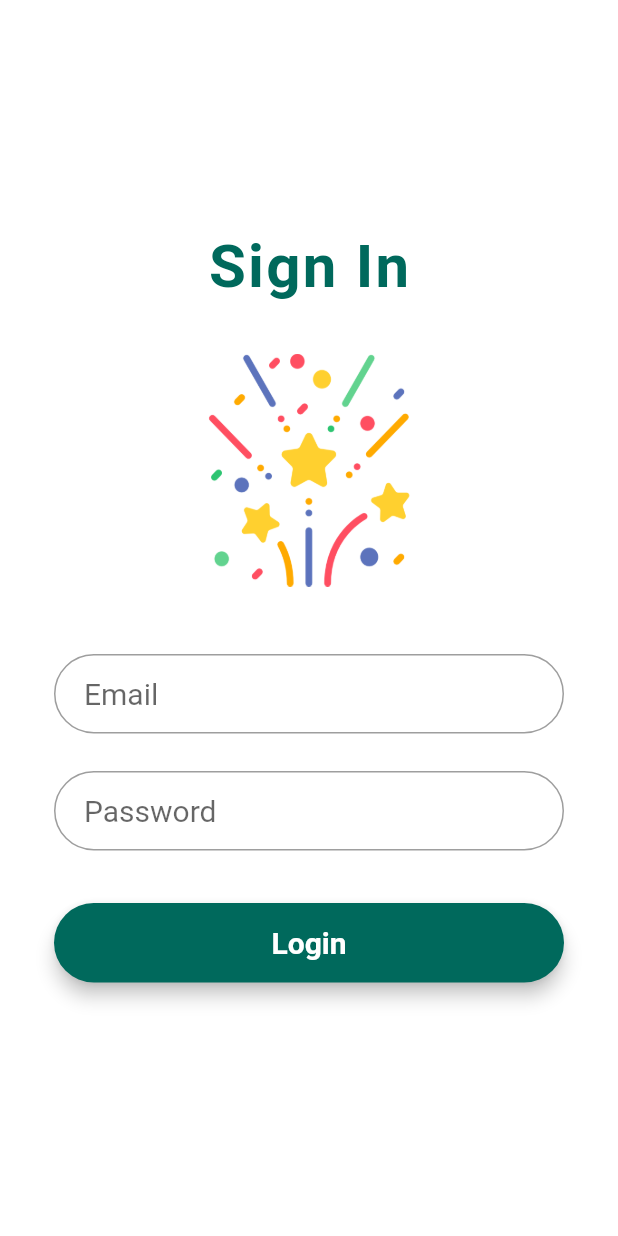
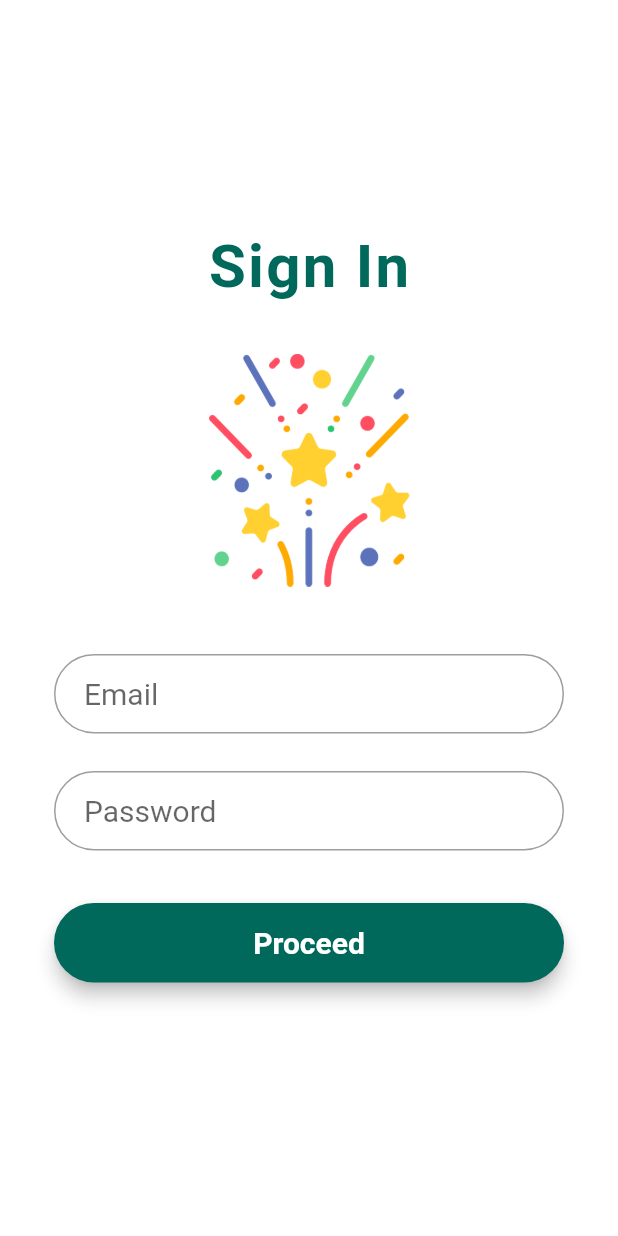
Before and after one commit to ogaroh/hotel_transylvania, a Flutter app: the LoginPage screen opened directly, on a phone screen of 412 x 824 dp. Run offline on Flutter 3.47's test engine with Material 2 defaults, Android fonts, the phone set to English and light mode, and no system bars; our stand-ins replace flutter_icons, google_fonts; Roboto replaces fonts that are missing (Montserrat).

Commit message:
login button text

```diff
--- a/lib/views/auth/login.dart
+++ b/lib/views/auth/login.dart
@@ -39,7 +39,7 @@ class _LoginPageState extends State<LoginPage> {
         padding: EdgeInsets.fromLTRB(20.0, 15.0, 20.0, 15.0),
         onPressed: () => Navigator.push(
             context, MaterialPageRoute(builder: (_) => HomeScreen())),
-        child: Text("Login",
+        child: Text("Proceed",
             textAlign: TextAlign.center,
             style: style.copyWith(
                 color: Colors.white, fontWeight: FontWeight.bold)),
```
